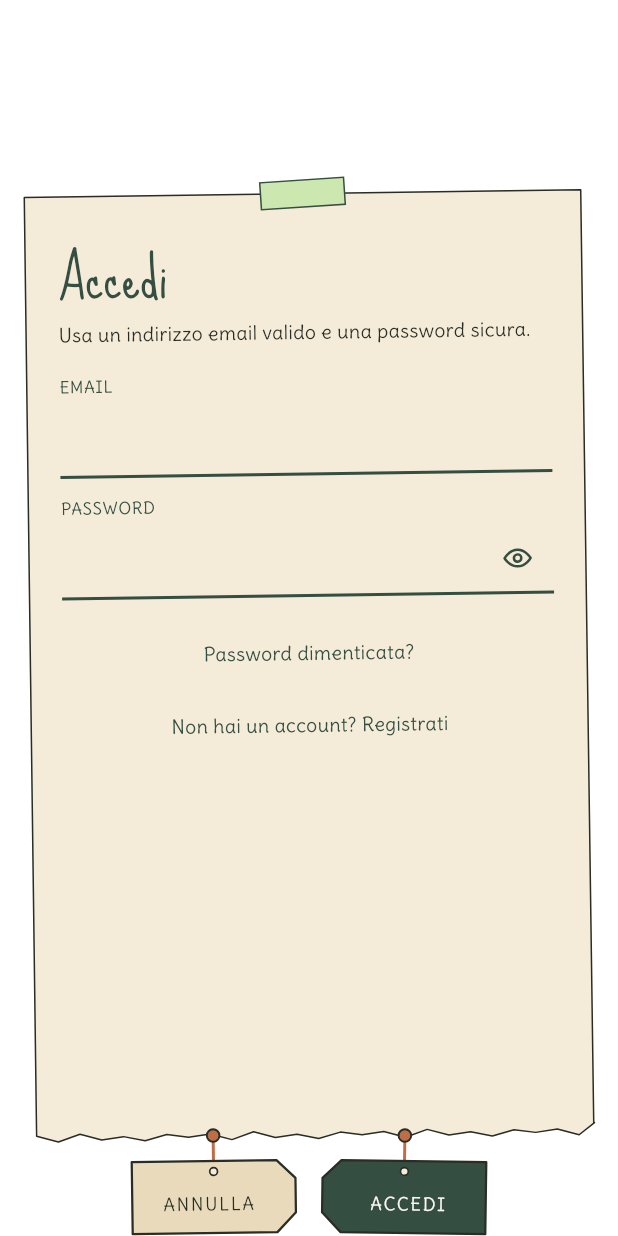
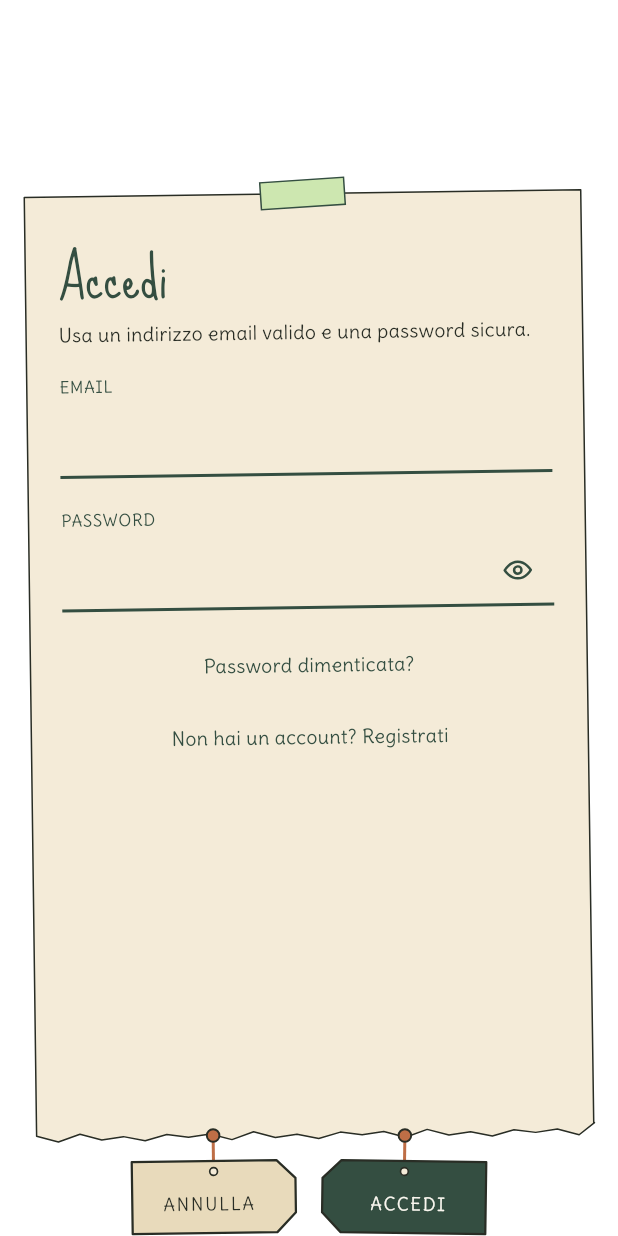
Before and after one commit to Andre-atta/piantala, a Flutter app: the _EmailAuthSheet screen opened directly with empty values, on a phone screen of 412 x 824 dp. Run offline on Flutter 3.47's test engine with Material 3 defaults, Android fonts, the phone set to English and light mode, and no system bars; our stand-ins replace cached_network_image, cloud_firestore, cloud_functions, firebase_auth, firebase_core, firebase_messaging and 15 more; missing offline and left inert: firebase_app_check, flutter_device_compass; accounts and stored records are empty; generated files the repository leaves out were written again.

Commit message:
fix(login): aumenta formFieldSpacing a 20 e spaziatura titolo nel foglio di registrazione

```diff
--- a/lib/presentation/screens/login/login_metrics.dart
+++ b/lib/presentation/screens/login/login_metrics.dart
@@ -19,7 +19,7 @@ abstract final class LoginMetrics {
   static const errorFontSize = 13.0;
   static const errorSpacing = 8.0;
   static const formSectionSpacing = 16.0;
-  static const formFieldSpacing = 12.0;
+  static const formFieldSpacing = 20.0;
   static const registerPrivacySpacing = 8.0;
   static const loginDialogTopInset = 120.0;
   static const registerDialogTopInset = 40.0;
--- a/lib/presentation/screens/login/login_screen.dart
+++ b/lib/presentation/screens/login/login_screen.dart
@@ -499,6 +499,7 @@ class _EmailAuthSheetState extends ConsumerState<_EmailAuthSheet> {
               const SizedBox(height: LoginMetrics.formSectionSpacing),
             ],
             if (isRegistration) ...[
+              const SizedBox(height: LoginMetrics.formFieldSpacing),
               PaperTextField(
                 fieldKey: const ValueKey('auth-name-field'),
                 label: l10n.authFieldName,
```
Also changed, not shown: 4 other files.
